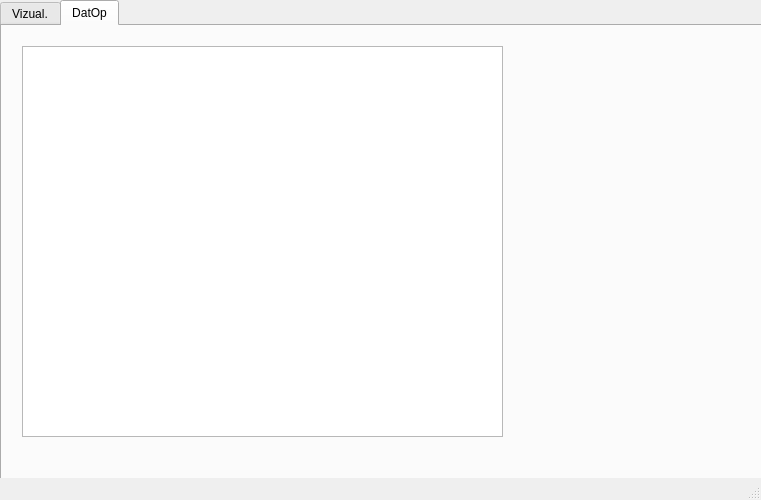
Old version of the form mainwindow.ui in the repository libriIPcko/RadarVisualizer.
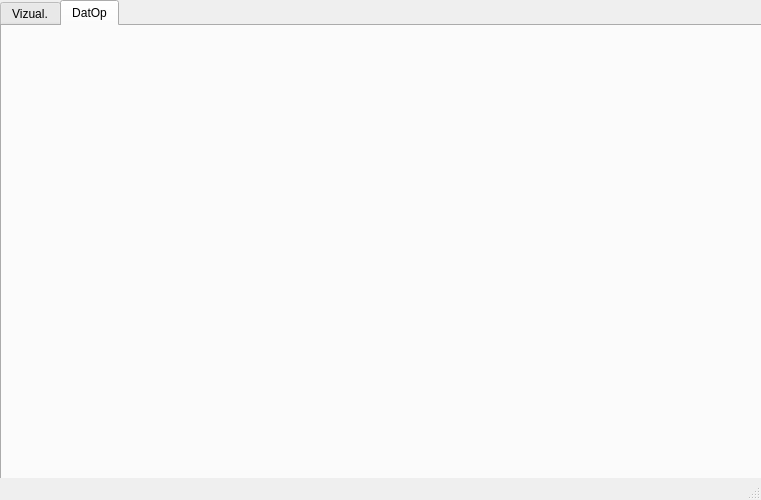
New version of the form. The open tabs and pages were chosen to show the change.

```diff
--- a/mainwindow.ui
+++ b/mainwindow.ui
@@ -176,16 +176,6 @@
      <attribute name="title">
       <string>DatOp</string>
      </attribute>
-     <widget class="QTreeView" name="file_locat_treeView">
-      <property name="geometry">
-       <rect>
-        <x>20</x>
-        <y>20</y>
-        <width>481</width>
-        <height>391</height>
-       </rect>
-      </property>
-     </widget>
     </widget>
    </widget>
   </widget>
```
Left out of the diff: 2 changed lines with no effect on the pictures.
